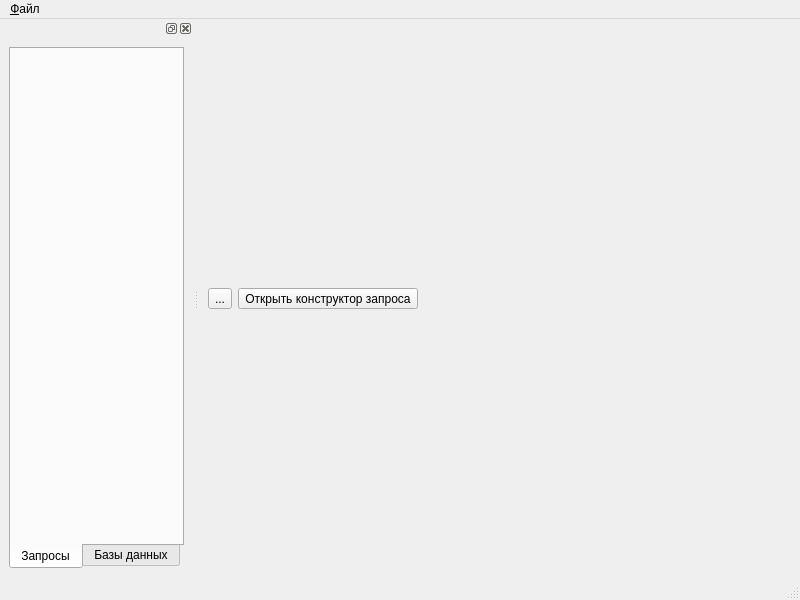
arcirk/arcirk_all, file query_builder_ui/mainwindow.ui: the form before one commit.
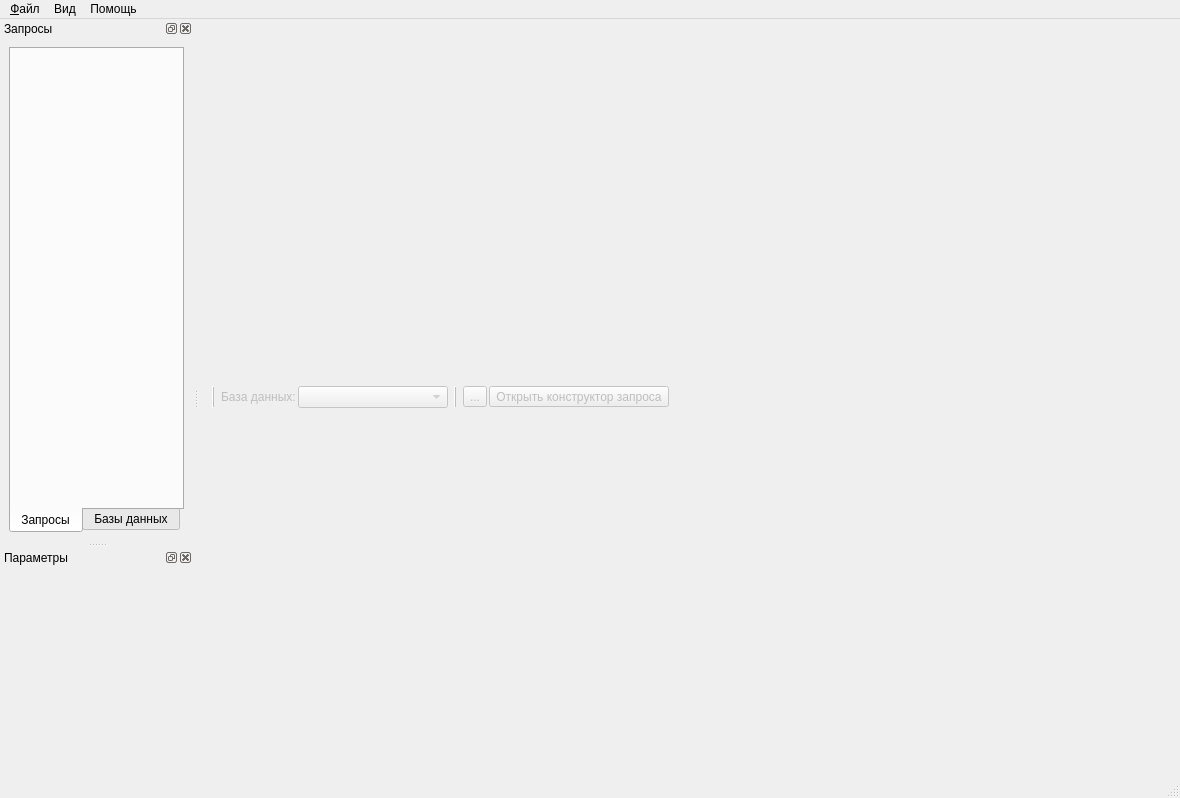
The form after the commit. Icons and pictures are not drawn.

Patch:
```diff
--- a/query_builder_ui/mainwindow.ui
+++ b/query_builder_ui/mainwindow.ui
@@ -6,20 +6,75 @@
    <rect>
     <x>0</x>
     <y>0</y>
-    <width>800</width>
-    <height>600</height>
+    <width>1180</width>
+    <height>798</height>
    </rect>
   </property>
   <property name="windowTitle">
    <string>MainWindow</string>
   </property>
   <widget class="QWidget" name="centralwidget">
+   <property name="enabled">
+    <bool>false</bool>
+   </property>
    <layout class="QGridLayout" name="gridLayout">
     <item row="1" column="0">
      <layout class="QVBoxLayout" name="verticalLayout"/>
     </item>
     <item row="0" column="0">
      <layout class="QHBoxLayout" name="horizontalLayout">
+      <property name="spacing">
+       <number>2</number>
+      </property>
+      <item>
+       <widget class="QLabel" name="label">
+        <property name="maximumSize">
+         <size>
+          <width>16777215</width>
+          <height>16777215</height>
+         </size>
+        </property>
+        <property name="frameShape">
+         <enum>QFrame::VLine</enum>
+        </property>
+        <property name="frameShadow">
+         <enum>QFrame::Raised</enum>
+        </property>
+        <property name="text">
+         <string/>
+        </property>
+       </widget>
+      </item>
+      <item>
+       <widget class="QLabel" name="label_2">
+        <property name="text">
+         <string>База данных:</string>
+        </property>
+       </widget>
+      </item>
+      <item>
+       <widget class="QComboBox" name="cmbDatabases">
+        <property name="minimumSize">
+         <size>
+          <width>150</width>
+          <height>0</height>
+         </size>
+        </property>
+       </widget>
+      </item>
+      <item>
+       <widget class="QLabel" name="label_3">
+        <property name="frameShape">
+         <enum>QFrame::VLine</enum>
+        </property>
+        <property name="frameShadow">
+         <enum>QFrame::Raised</enum>
+        </property>
+        <property name="text">
+         <string/>
+        </property>
+       </widget>
+      </item>
       <item>
        <widget class="QToolButton" name="btnSave">
         <property name="text">
@@ -64,7 +119,7 @@
     <rect>
      <x>0</x>
      <y>0</y>
-     <width>800</width>
+     <width>1180</width>
      <height>21</height>
     </rect>
    </property>
@@ -76,10 +131,25 @@
     <addaction name="mnuOpenDatabase"/>
     <addaction name="mnuClose"/>
    </widget>
+   <widget class="QMenu" name="menu_2">
+    <property name="title">
+     <string>Вид</string>
+    </property>
+   </widget>
+   <widget class="QMenu" name="menu_3">
+    <property name="title">
+     <string>Помощь</string>
+    </property>
+   </widget>
    <addaction name="menu"/>
+   <addaction name="menu_2"/>
+   <addaction name="menu_3"/>
   </widget>
   <widget class="QStatusBar" name="statusbar"/>
   <widget class="QDockWidget" name="dockWidget">
+   <property name="windowTitle">
+    <string>Запросы</string>
+   </property>
    <attribute name="dockWidgetArea">
     <number>1</number>
    </attribute>
@@ -125,6 +195,21 @@
     </layout>
    </widget>
   </widget>
+  <widget class="QDockWidget" name="dockWidgetParam">
+   <property name="windowTitle">
+    <string>Параметры</string>
+   </property>
+   <attribute name="dockWidgetArea">
+    <number>1</number>
+   </attribute>
+   <widget class="QWidget" name="dockWidgetContents_2">
+    <layout class="QGridLayout" name="gridLayout_5">
+     <item row="0" column="0">
+      <layout class="QVBoxLayout" name="verticalLayoutParam"/>
+     </item>
+    </layout>
+   </widget>
+  </widget>
   <action name="mnuOpen">
    <property name="icon">
     <iconset resource="resurses.qrc">
```
Left out of the diff: 2 changed lines with no effect on the pictures.
